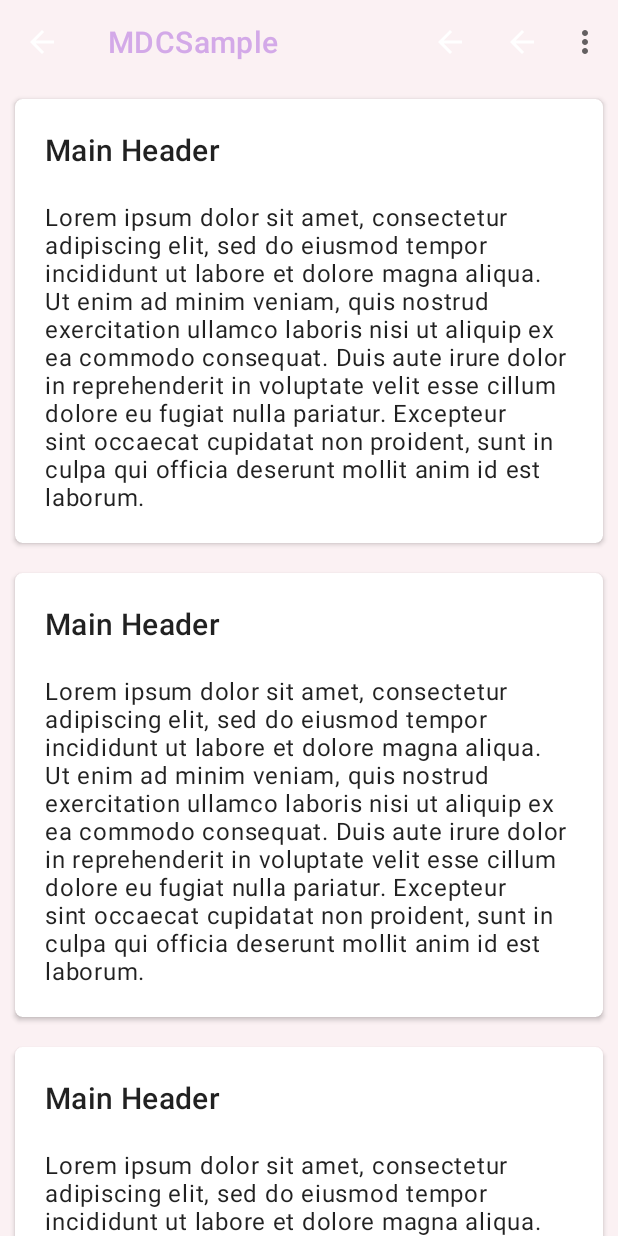
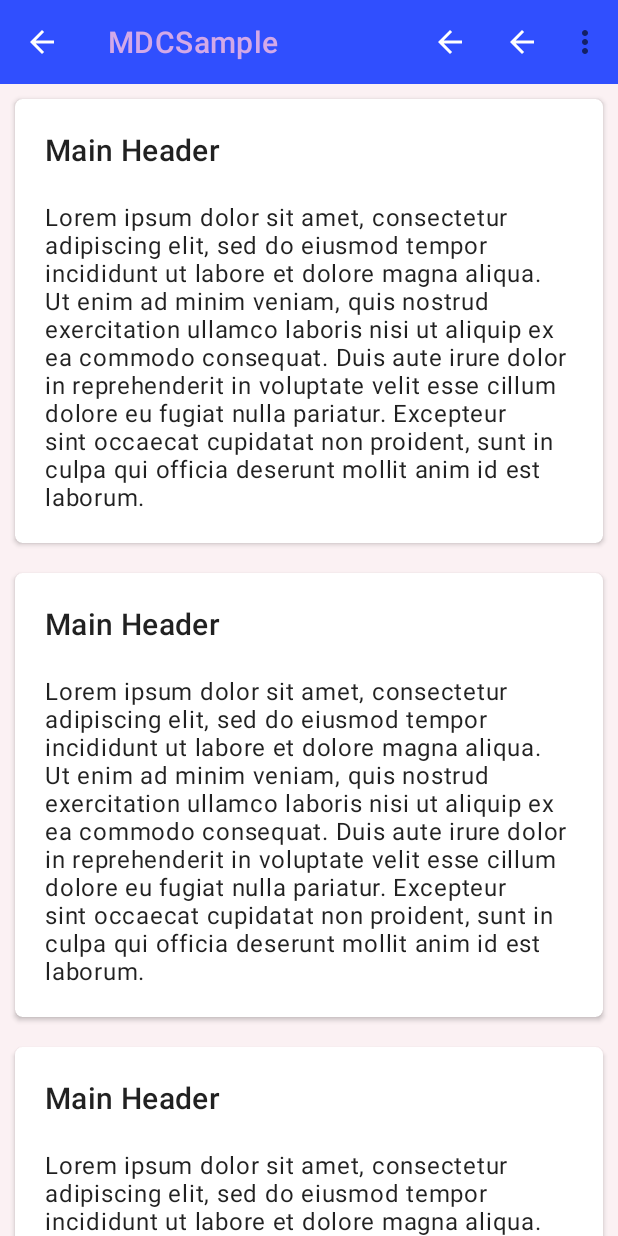
Before and after one commit to OverLordAct/MDC-Sample, an Android app: the BasicToolbarActivity screen opened directly, with no data from a screen before it, on a phone screen of 412 x 824 dp. Run offline under Robolectric (Android 15) with nearby library versions, the phone set to English and light mode, and no system bars.

Commit message:
Style refactor

```diff
--- a/app/src/main/res/layout/activity_basic_toolbar.xml
+++ b/app/src/main/res/layout/activity_basic_toolbar.xml
@@ -21,9 +21,7 @@
             android:layout_height="?attr/actionBarSize"
             app:title="@string/app_name"
             app:menu="@menu/toolbar_main_menu"
-            app:navigationIcon="@drawable/abc_vector_test"
-            android:theme="@style/ThemeOverlay.MDCSample.Toolbar.Custom"
-            />
+            app:navigationIcon="@drawable/abc_vector_test" />
 
     </com.google.android.material.appbar.AppBarLayout>
 
--- a/app/src/main/res/values/themes.xml
+++ b/app/src/main/res/values/themes.xml
@@ -23,10 +23,11 @@
         <item name="android:statusBarColor" tools:targetApi="l">?attr/colorPrimaryVariant</item>
         <!-- Customize your theme here. -->
         <item name="android:actionBarSize">?attr/actionBarSize</item>
-        <!--        Toolbar-->
+        <!-- Toolbar -->
         <item name="toolbarStyle">@style/Widget.MDCSample.Toolbar</item>
     </style>
 
+    <!-- Toolbar Theme -->
     <style name="Widget.MDCSample.Toolbar" parent="Widget.MaterialComponents.Toolbar.Primary">
         <item name="android:popupTheme">@style/Widget.MDCSample.Popup</item>
         <item name="popupTheme">@style/Widget.MDCSample.Popup</item>
@@ -37,8 +38,7 @@
     </style>
 
     <style name="Widget.MDCSample.Popup" parent="ThemeOverlay.MaterialComponents">
-        <item name="textAppearanceSubtitle1">@style/TextAppearance.MDCSample.Subtitle1
-        </item>
+        <item name="textAppearanceSubtitle1">@style/TextAppearance.MDCSample.Subtitle1</item>
         <!-- Controls background color of menu item -->
         <!--        <item name="android:backgroundTint">@color/overflow_menu_toolbar</item>-->
     </style>
```
